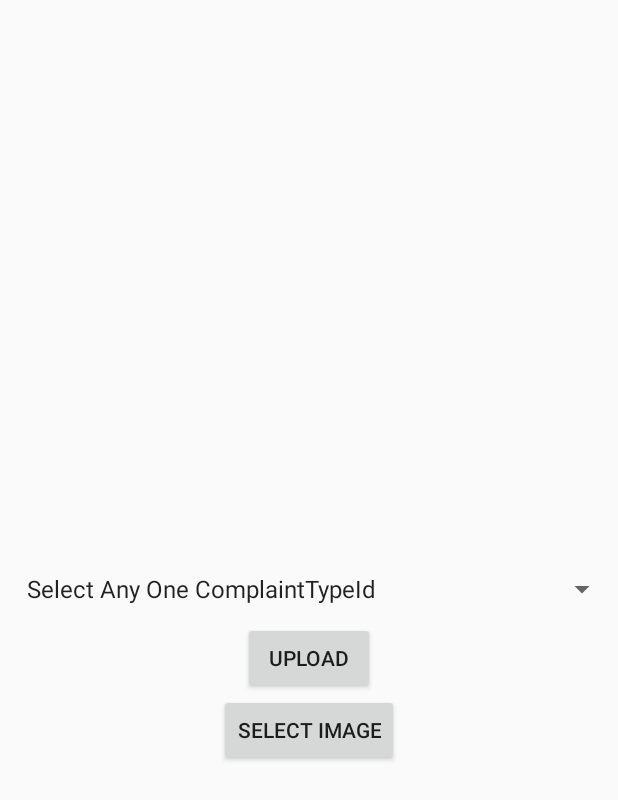
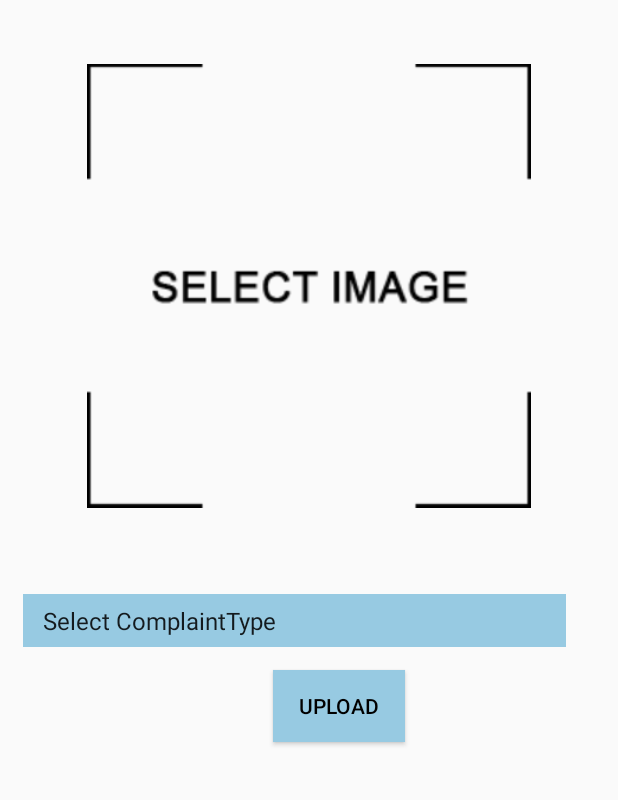
Before and after one commit to Gopalaanji/PickGalleryImage, an Android app: the screen it shows after launch (MainActivity), on a phone screen of 412 x 824 dp. Shown: the top 800 px of the screen. Run offline under Robolectric (Android 15) with nearby library versions, the phone set to English and light mode, and no system bars.

Commit message:
bg finesh

```diff
--- a/app/src/main/res/layout/activity_main.xml
+++ b/app/src/main/res/layout/activity_main.xml
@@ -6,6 +6,7 @@
     android:layout_height="match_parent"
     android:orientation="vertical">
 
+
     <ImageView
         android:id="@+id/image"
         android:layout_width="300dp"
@@ -13,7 +14,9 @@
         android:layout_gravity="center"
         android:layout_margin="15dp"
 
-         />
+        android:padding="2dp"
+        android:onClick="select"
+        android:src="@drawable/select"/>
 
     <LinearLayout
         android:layout_width="wrap_content"
@@ -21,38 +24,37 @@
         android:orientation="vertical">
 
         <Spinner
-
+            android:layout_centerVertical="true"
+            android:layout_gravity="center"
             android:id="@+id/ctype"
             android:layout_width="wrap_content"
-            android:layout_height="wrap_content"
-            android:layout_marginLeft="10dp"
+            android:layout_height="35dp"
+            android:layout_margin="15dp"
+            android:background="#97cae2"
             android:entries="@array/user_arrays"
+            android:paddingLeft="5dp"
+            android:paddingRight="5dp"
+            android:popupBackground="#97cae2"
             android:prompt="@string/user_prompt"
-            />
+            android:spinnerMode="dropdown" />
+
+    </LinearLayout>
+
+
+
 
 
         <Button
-
             android:id="@+id/upload"
             android:layout_width="wrap_content"
             android:layout_height="wrap_content"
-            android:layout_marginTop="10dp"
+            android:layout_gravity="center"
+            android:layout_marginLeft="20dp"
+            android:background="#97cae2"
             android:onClick="upload"
-            android:layout_gravity="center"
             android:text="Upload"
+            android:textColor="#000" />
 
 
 
-            />
-    </LinearLayout>
-
-    <Button
-        android:id="@+id/select"
-        android:layout_width="wrap_content"
-        android:layout_height="wrap_content"
-        android:layout_gravity="center"
-        android:gravity="center"
-        android:onClick="select"
-        android:text="Select Image" />
-
 </LinearLayout>
--- a/app/src/main/res/values/strings.xml
+++ b/app/src/main/res/values/strings.xml
@@ -6,7 +6,7 @@
     <string name="user_prompt">ComplaintTypeId</string>
 
     <string-array name="user_arrays">
-        <item>Select Any One ComplaintTypeId</item>
+        <item>Select ComplaintType</item>
         <item>Absenteesim of door to door garbage collector</item>
         <item>Absenteesim of sweepers</item>
         <item>Bio Medical waste/Health hazard waste removal</item>
```
Also changed, not shown: app/src/main/java/com/laurel/up/MainActivity.java (+30 -4 lines), app/src/main/res/drawable/select.png (added), app/src/main/res/select.png (added).
